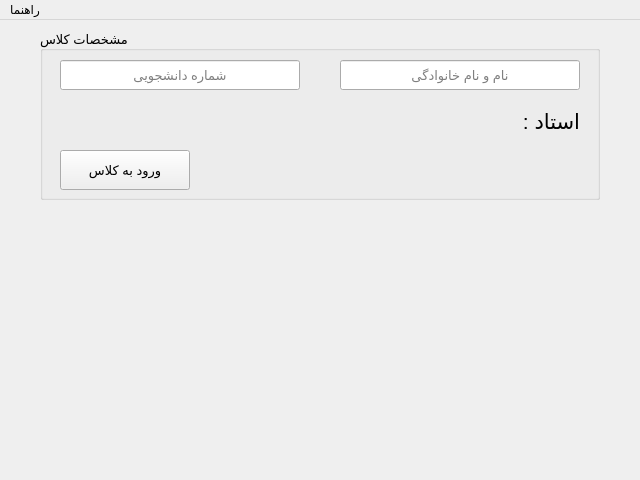
This is main.ui in HossienHunTa/Azad-University-Connect-to-classroom as Qt 5 draws it before an edit. The edited form follows.
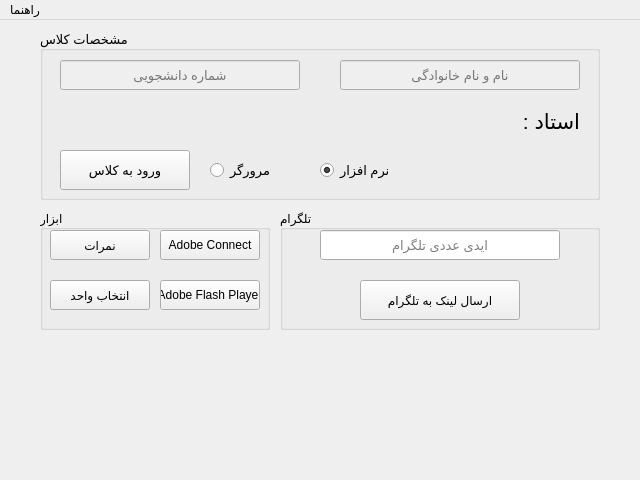
This is the edited form. Icons and pictures are not drawn.

Patch:
```diff
--- a/main.ui
+++ b/main.ui
@@ -23,7 +23,11 @@
    </size>
   </property>
   <property name="windowTitle">
-   <string>MainWindow</string>
+   <string>دانشگاه آزاد اسلامی واحد قوچان اتصال به کلاس</string>
+  </property>
+  <property name="windowIcon">
+   <iconset>
+    <normaloff>FxHome.Ir_daneshgah-azad.png</normaloff>FxHome.Ir_daneshgah-azad.png</iconset>
   </property>
   <widget class="QWidget" name="centralwidget">
    <widget class="QGroupBox" name="groupBox">
@@ -44,6 +48,9 @@
      <string>مشخصات کلاس</string>
     </property>
     <widget class="QLineEdit" name="inputfullname">
+     <property name="enabled">
+      <bool>false</bool>
+     </property>
      <property name="geometry">
       <rect>
        <x>300</x>
@@ -68,6 +75,9 @@
      </property>
     </widget>
     <widget class="QLineEdit" name="inputstudentnumber">
+     <property name="enabled">
+      <bool>false</bool>
+     </property>
      <property name="geometry">
       <rect>
        <x>20</x>
@@ -126,6 +136,156 @@
       <string>ورود به کلاس</string>
      </property>
     </widget>
+    <widget class="QRadioButton" name="bow">
+     <property name="geometry">
+      <rect>
+       <x>170</x>
+       <y>130</y>
+       <width>91</width>
+       <height>21</height>
+      </rect>
+     </property>
+     <property name="text">
+      <string>مرورگر</string>
+     </property>
+    </widget>
+    <widget class="QRadioButton" name="app">
+     <property name="geometry">
+      <rect>
+       <x>280</x>
+       <y>130</y>
+       <width>91</width>
+       <height>21</height>
+      </rect>
+     </property>
+     <property name="text">
+      <string>نرم افزار</string>
+     </property>
+     <property name="checked">
+      <bool>true</bool>
+     </property>
+    </widget>
+   </widget>
+   <widget class="QGroupBox" name="Tools">
+    <property name="geometry">
+     <rect>
+      <x>40</x>
+      <y>190</y>
+      <width>230</width>
+      <height>120</height>
+     </rect>
+    </property>
+    <property name="title">
+     <string>ابزار</string>
+    </property>
+    <widget class="QPushButton" name="btnomrat">
+     <property name="geometry">
+      <rect>
+       <x>10</x>
+       <y>20</y>
+       <width>100</width>
+       <height>30</height>
+      </rect>
+     </property>
+     <property name="text">
+      <string>نمرات</string>
+     </property>
+    </widget>
+    <widget class="QPushButton" name="adconnect">
+     <property name="geometry">
+      <rect>
+       <x>120</x>
+       <y>20</y>
+       <width>100</width>
+       <height>30</height>
+      </rect>
+     </property>
+     <property name="text">
+      <string>Adobe Connect</string>
+     </property>
+    </widget>
+    <widget class="QPushButton" name="btvahed">
+     <property name="geometry">
+      <rect>
+       <x>10</x>
+       <y>70</y>
+       <width>100</width>
+       <height>30</height>
+      </rect>
+     </property>
+     <property name="text">
+      <string>انتخاب واحد</string>
+     </property>
+    </widget>
+    <widget class="QPushButton" name="adflash">
+     <property name="geometry">
+      <rect>
+       <x>120</x>
+       <y>70</y>
+       <width>100</width>
+       <height>30</height>
+      </rect>
+     </property>
+     <property name="text">
+      <string>Adobe Flash Player</string>
+     </property>
+    </widget>
+   </widget>
+   <widget class="QGroupBox" name="groupBox_2">
+    <property name="geometry">
+     <rect>
+      <x>280</x>
+      <y>190</y>
+      <width>320</width>
+      <height>120</height>
+     </rect>
+    </property>
+    <property name="title">
+     <string>تلگرام</string>
+    </property>
+    <widget class="QLineEdit" name="telchatid">
+     <property name="enabled">
+      <bool>true</bool>
+     </property>
+     <property name="geometry">
+      <rect>
+       <x>40</x>
+       <y>20</y>
+       <width>240</width>
+       <height>30</height>
+      </rect>
+     </property>
+     <property name="font">
+      <font>
+       <pointsize>10</pointsize>
+      </font>
+     </property>
+     <property name="layoutDirection">
+      <enum>Qt::RightToLeft</enum>
+     </property>
+     <property name="text">
+      <string/>
+     </property>
+     <property name="alignment">
+      <set>Qt::AlignCenter</set>
+     </property>
+     <property name="placeholderText">
+      <string>ایدی عددی تلگرام</string>
+     </property>
+    </widget>
+    <widget class="QPushButton" name="sendlinktel">
+     <property name="geometry">
+      <rect>
+       <x>80</x>
+       <y>70</y>
+       <width>160</width>
+       <height>40</height>
+      </rect>
+     </property>
+     <property name="text">
+      <string>ارسال لینک به تلگرام</string>
+     </property>
+    </widget>
    </widget>
   </widget>
   <widget class="QMenuBar" name="menubar">
@@ -142,6 +302,7 @@
      <string>راهنما</string>
     </property>
     <addaction name="menu_about"/>
+    <addaction name="action"/>
    </widget>
    <addaction name="help"/>
   </widget>
@@ -150,6 +311,11 @@
     <string>درباره من</string>
    </property>
   </action>
+  <action name="action">
+   <property name="text">
+    <string>راهنمای برنامه</string>
+   </property>
+  </action>
  </widget>
  <resources/>
  <connections/>
```
